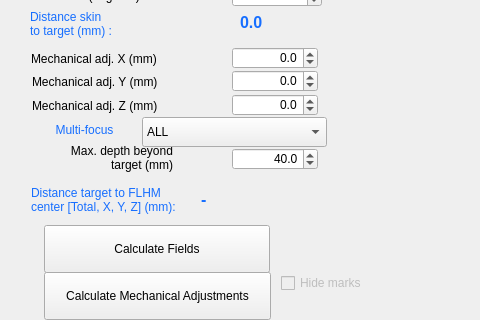
Above: BabelBrain/Babel_H317/form.ui from ProteusMRIgHIFU/BabelBrain before the change; both pictures show x 0 to 480 and y 153 to 473 of the 1251 by 473 pixel window. Below: the same form after it.
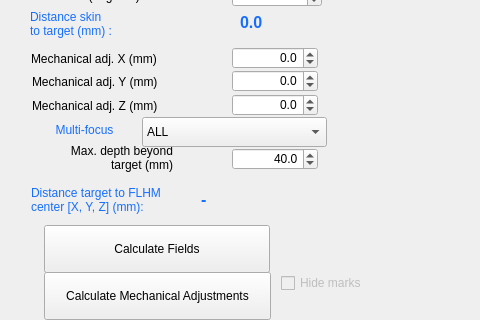
That is the form after the change.

Patch:
```diff
--- a/BabelBrain/Babel_H317/form.ui
+++ b/BabelBrain/Babel_H317/form.ui
@@ -638,7 +638,7 @@
    </property>
    <property name="text">
     <string>Distance target to FLHM
-center [Total, X, Y, Z] (mm):</string>
+center [X, Y, Z] (mm):</string>
    </property>
    <property name="indent">
     <number>0</number>
```
